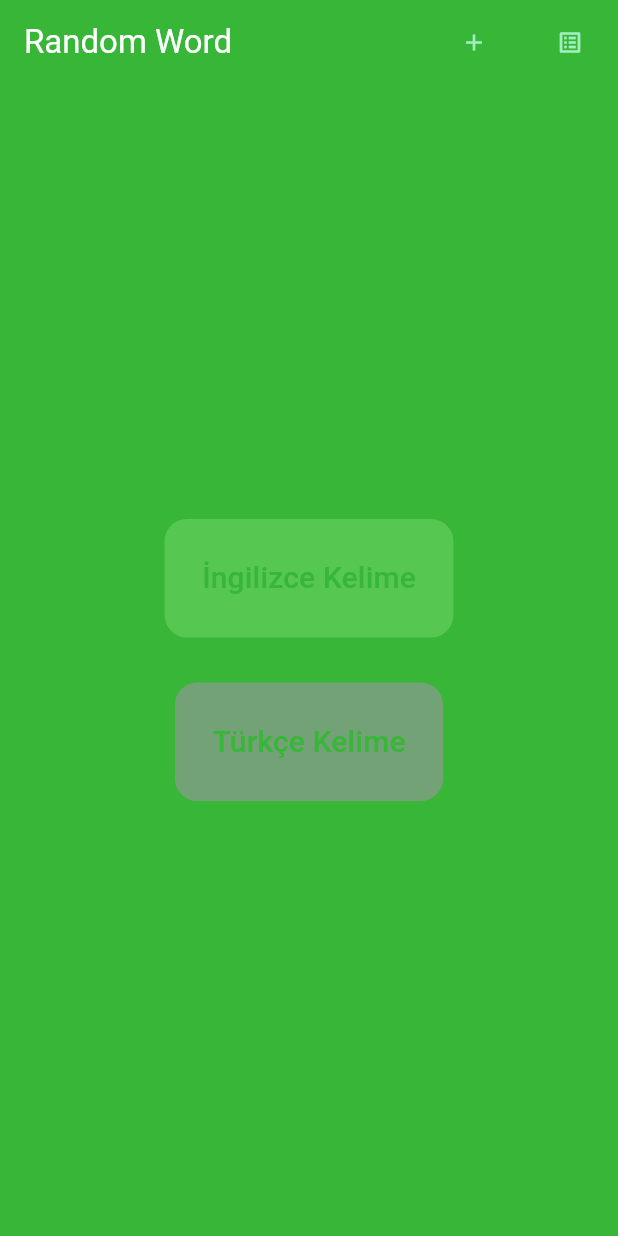
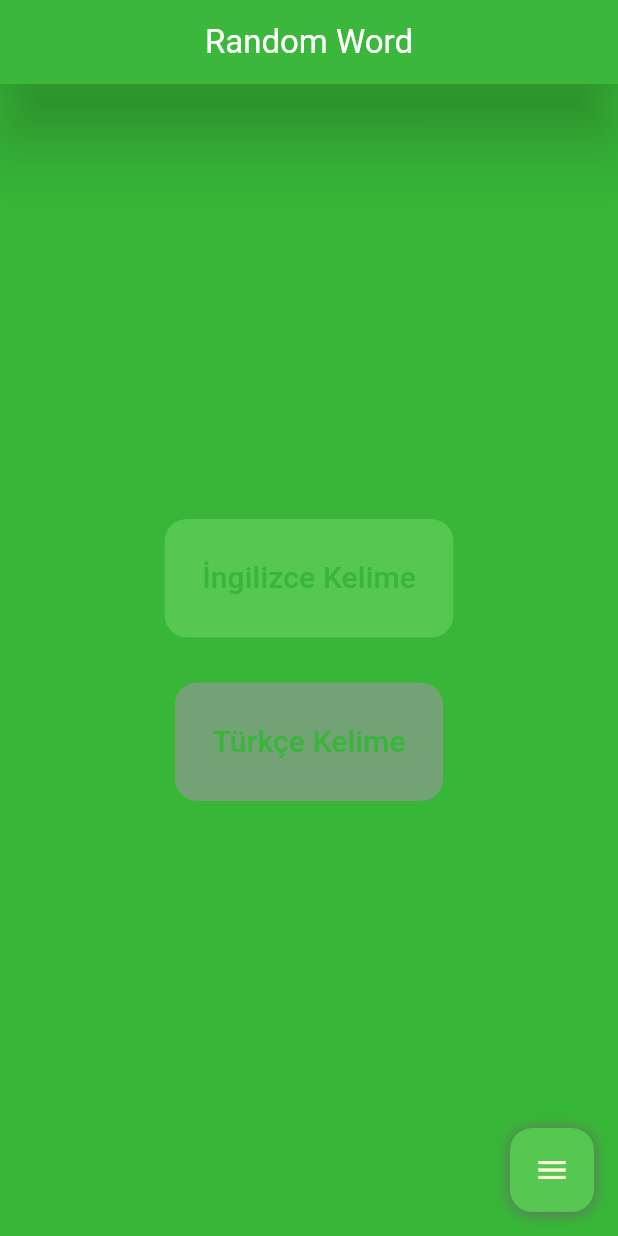
Before and after one commit to o-gkmn/get_random_word, a Flutter app: the screen it shows after launch, on a phone screen of 412 x 824 dp. Run offline on Flutter 3.47's test engine with Material 2 defaults, Android fonts, the phone set to English and light mode, and no system bars; our stand-ins replace bloc, equatable, flutter_bloc, sqflite; accounts and stored records are empty; Roboto replaces fonts that are missing (Times New Roman); statements that could not run were skipped.

Commit message:
Some designs changed

```diff
--- a/lib/screens/show_word.dart
+++ b/lib/screens/show_word.dart
@@ -25,12 +25,38 @@ class ShowWordView extends StatelessWidget {
   Widget build(BuildContext context) {
     return Scaffold(
       appBar: AppBar(
+        elevation: 20.0,
+        shadowColor: Colors.black,
         title: const Text("Random Word"),
-        actions: const <Widget>[
-          NavigateAddWord(),
-          NavigateListWord(),
-        ],
+        centerTitle: true,
+        // actions: const <Widget>[
+        //   NavigateAddWord(),
+        //   NavigateListWord(),
+        // ],
       ),
+      floatingActionButton: const PopupMenu(),
+      // floatingActionButton: FloatingActionButton.extended(
+      //   onPressed: () {
+      //     showMenu(
+      //         context: context,
+      //         position: RelativeRect.fromDirectional(
+      //             textDirection: TextDirection.ltr,
+      //             start: 120.0,
+      //             top: 400.0,
+      //             end: 120.0,
+      //             bottom: 400.0),
+      //         //color: const Color(0x00000000),
+      //         elevation: 0.0,
+      //         items: [
+      //           const PopupMenuItem(child: NavigateListWord()),
+      //           const PopupMenuItem(child: NavigateAddWord())
+      //         ]);
+      //   },
+      //   label: Icon(
+      //     Icons.menu,
+      //     color: Theme.of(context).colorScheme.onSurface,
+      //   ),
+      // ),
       body: Container(
         padding: const EdgeInsets.all(15.0),
         child: const Align(
@@ -174,17 +200,22 @@ class NavigateAddWord extends StatelessWidget {
 
   @override
   Widget build(BuildContext context) {
-    return BlocBuilder<ShowWordCubit, ShowWordState>(builder: (context, state) {
-      return TextButton(
-        child: Icon(
+    return Container(
+      alignment: Alignment.centerRight,
+      child: ElevatedButton.icon(
+        label: Text(
+          "Kelime Ekle",
+          style: TextStyle(color: Theme.of(context).colorScheme.onSurface),
+        ),
+        icon: Icon(
           Icons.add,
           color: Theme.of(context).colorScheme.onPrimary,
         ),
         onPressed: () => Navigator.pushNamed(context, addWord).then(
           (value) => context.read<ShowWordCubit>().initialRandomWordList(),
         ),
-      );
-    });
+      ),
+    );
   }
 }
 
@@ -193,12 +224,64 @@ class NavigateListWord extends StatelessWidget {
 
   @override
   Widget build(BuildContext context) {
-    return TextButton(
-      child: Icon(
-        Icons.list_alt_outlined,
-        color: Theme.of(context).colorScheme.onPrimary,
+    return Container(
+      alignment: Alignment.centerRight,
+      child: ElevatedButton.icon(
+        label: Text(
+          "Kelime Listesi",
+          style: TextStyle(color: Theme.of(context).colorScheme.onSurface),
+        ),
+        icon: Icon(
+          Icons.list_alt_outlined,
+          color: Theme.of(context).colorScheme.onPrimary,
+        ),
+        onPressed: () => Navigator.pushNamed(context, listWord),
       ),
-      onPressed: () => Navigator.pushNamed(context, listWord),
     );
   }
 }
+
+class PopupMenu extends StatelessWidget {
+  const PopupMenu({super.key});
+
+  @override
+  Widget build(BuildContext context) {
+    return PopupMenuButton(
+      color: const Color(0x00000000),
+      elevation: 0.0,
+      offset: const Offset(0, -110),
+      itemBuilder: (context) {
+        return [
+          const PopupMenuItem(
+            padding: EdgeInsets.all(0.0),
+            child: NavigateListWord(),
+          ),
+          const PopupMenuItem(
+            padding: EdgeInsets.all(0.0),
+            child: NavigateAddWord(),
+          ),
+        ];
+      },
+      child: Container(
+        width: 56.0,
+        height: 56.0,
+        decoration: BoxDecoration(
+          border: Border.all(color: Theme.of(context).colorScheme.primary),
+          borderRadius: BorderRadius.circular(15.0),
+          color: Theme.of(context).colorScheme.primary,
+          boxShadow: [
+            BoxShadow(
+              color: Theme.of(context).colorScheme.onBackground,
+              offset: const Offset(0.0, 1.0),
+              blurRadius: 8.0,
+            ),
+          ],
+        ),
+        child: Icon(
+          Icons.menu,
+          color: Theme.of(context).colorScheme.background,
+        ),
+      ),
+    );
+  }
+}
```
